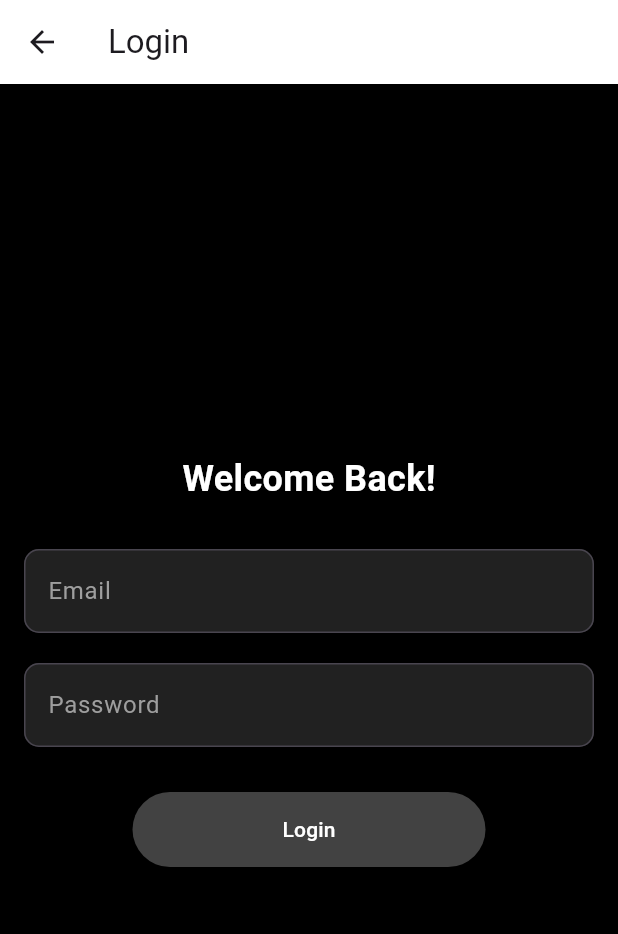
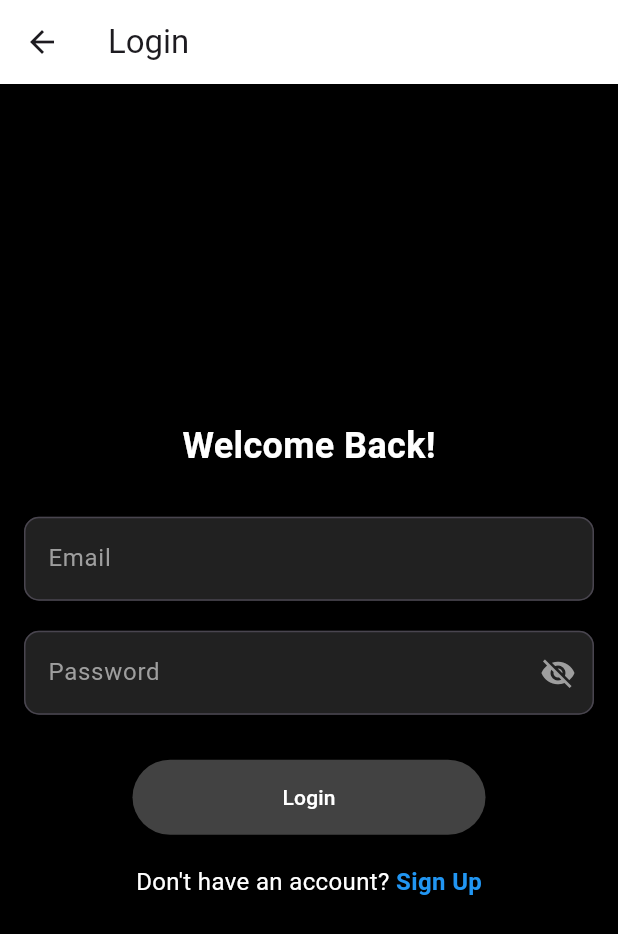
Before and after one commit to Binod222/smart_movie, a Flutter app: the screen it shows after launch, after a tap on "Get Started", on a phone screen of 412 x 824 dp. Shown: the top 934 px of the screen. Run offline on Flutter 3.47's test engine with Material 3 defaults, Android fonts, the phone set to English and light mode, and no system bars.

Commit message:
Changes in login page and registration page

```diff
--- a/lib/main.dart
+++ b/lib/main.dart
@@ -1,5 +1,7 @@
 import 'package:flutter/material.dart';
-import 'package:smart_movie/view/Splash_Screen_page.dart';
+import 'package:smart_movie/view/Splash_Screen_page.dart'; // Your Splash Screen
+import 'package:smart_movie/view/login_view.dart'; // Your login page
+import 'package:smart_movie/view/registration_view.dart'; //Your Sign-Up page
 
 void main() {
   runApp(MyApp());
@@ -13,7 +15,12 @@
       theme: ThemeData(
         primarySwatch: Colors.blue,
       ),
-      home: SplashScreenPage(), // Set HomePage as the initial page
+      initialRoute: '/', // Set initial route to SplashScreen
+      routes: {
+        '/': (context) => SplashScreenPage(), // Splash screen as initial route
+        '/login': (context) => LoginPage(), // Route to Login Page
+        '/signup': (context) => SignUpPage(), // Route to Sign Up Page
+      },
     );
   }
 }
--- a/lib/view/login_view.dart
+++ b/lib/view/login_view.dart
@@ -1,6 +1,17 @@
 import 'package:flutter/material.dart';
 
-class LoginPage extends StatelessWidget {
+class LoginPage extends StatefulWidget {
+  @override
+  _LoginPageState createState() => _LoginPageState();
+}
+
+class _LoginPageState extends State<LoginPage> {
+  // Variable to track password visibility
+  bool _obscureText = true;
+
+  // TextEditingController for the password field
+  final TextEditingController _passwordController = TextEditingController();
+
   @override
   Widget build(BuildContext context) {
     return Scaffold(
@@ -38,6 +49,8 @@ class LoginPage extends StatelessWidget {
             ),
             const SizedBox(height: 20),
             TextField(
+              controller: _passwordController,
+              obscureText: _obscureText,
               decoration: InputDecoration(
                 filled: true,
                 fillColor: Colors.grey[900],
@@ -46,8 +59,19 @@ class LoginPage extends StatelessWidget {
                 border: OutlineInputBorder(
                   borderRadius: BorderRadius.circular(10),
                 ),
+                suffixIcon: IconButton(
+                  icon: Icon(
+                    _obscureText ? Icons.visibility_off : Icons.visibility,
+                    color: Colors.grey,
+                  ),
+                  onPressed: () {
+                    setState(() {
+                      _obscureText =
+                          !_obscureText; // Toggle the password visibility
+                    });
+                  },
+                ),
               ),
-              obscureText: true,
               style: const TextStyle(color: Colors.white),
             ),
             const SizedBox(height: 30),
@@ -63,6 +87,29 @@ class LoginPage extends StatelessWidget {
               ),
               child: const Text('Login'),
             ),
+            const SizedBox(height: 20),
+            Row(
+              mainAxisAlignment: MainAxisAlignment.center,
+              children: [
+                const Text(
+                  "Don't have an account? ",
+                  style: TextStyle(color: Colors.white, fontSize: 16),
+                ),
+                GestureDetector(
+                  onTap: () {
+                    Navigator.pushNamed(context, '/signup');
+                  },
+                  child: const Text(
+                    "Sign Up",
+                    style: TextStyle(
+                      color: Colors.blue,
+                      fontSize: 16,
+                      fontWeight: FontWeight.bold,
+                    ),
+                  ),
+                ),
+              ],
+            ),
           ],
         ),
       ),
```
Also changed, not shown: lib/view/registration_view.dart (+67 -5 lines).
